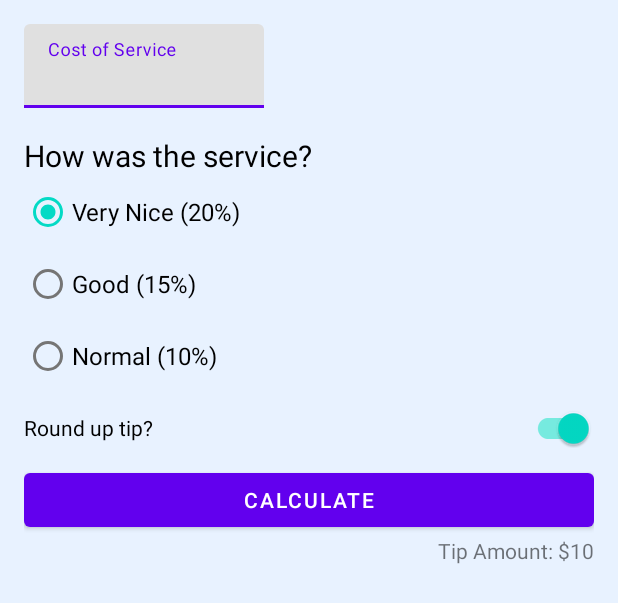
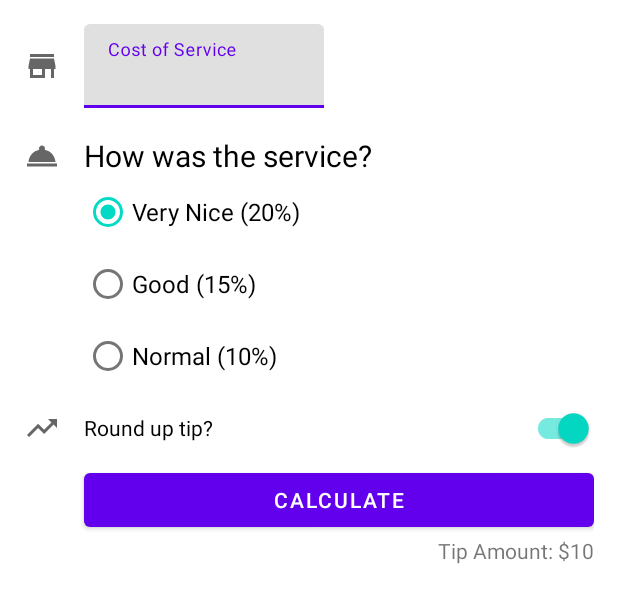
Before and after one commit to PHVC/TipTime, an Android app: the layout activity_main.xml on its own in the app's theme, with its tools: preview values and no code run, on a phone screen of 412 x 824 dp. Shown: the top 603 px of the screen. Run offline under Robolectric (Android 15) with nearby library versions, the phone set to English and light mode, and no system bars.

Commit message:
Add some imagens to 'Cost service', 'Service' and 'Round up'

```diff
--- a/app/build.gradle
+++ b/app/build.gradle
@@ -17,6 +17,8 @@ android {
         targetSdkVersion 30
         versionCode 1
         versionName "1.0"
+
+        vectorDrawables.useSupportLibrary = true
 
         testInstrumentationRunner "androidx.test.runner.AndroidJUnitRunner"
     }
--- /dev/null
+++ b/app/src/main/res/drawable/ic_baseline_room_service_24.xml
@@ -0,0 +1,10 @@
+<vector xmlns:android="http://schemas.android.com/apk/res/android"
+    android:width="24dp"
+    android:height="24dp"
+    android:viewportWidth="24"
+    android:viewportHeight="24"
+    android:tint="?attr/colorControlNormal">
+  <path
+      android:fillColor="@android:color/white"
+      android:pathData="M2,17h20v2L2,19zM13.84,7.79c0.1,-0.24 0.16,-0.51 0.16,-0.79 0,-1.1 -0.9,-2 -2,-2s-2,0.9 -2,2c0,0.28 0.06,0.55 0.16,0.79C6.25,8.6 3.27,11.93 3,16h18c-0.27,-4.07 -3.25,-7.4 -7.16,-8.21z"/>
+</vector>
--- /dev/null
+++ b/app/src/main/res/drawable/ic_baseline_store_24.xml
@@ -0,0 +1,10 @@
+<vector xmlns:android="http://schemas.android.com/apk/res/android"
+    android:width="24dp"
+    android:height="24dp"
+    android:viewportWidth="24"
+    android:viewportHeight="24"
+    android:tint="?attr/colorControlNormal">
+  <path
+      android:fillColor="@android:color/white"
+      android:pathData="M20,4L4,4v2h16L20,4zM21,14v-2l-1,-5L4,7l-1,5v2h1v6h10v-6h4v6h2v-6h1zM12,18L6,18v-4h6v4z"/>
+</vector>
--- /dev/null
+++ b/app/src/main/res/drawable/ic_baseline_trending_up_24.xml
@@ -0,0 +1,10 @@
+<vector xmlns:android="http://schemas.android.com/apk/res/android"
+    android:width="24dp"
+    android:height="24dp"
+    android:viewportWidth="24"
+    android:viewportHeight="24"
+    android:tint="?attr/colorControlNormal">
+  <path
+      android:fillColor="@android:color/white"
+      android:pathData="M16,6l2.29,2.29 -4.88,4.88 -4,-4L2,16.59 3.41,18l6,-6 4,4 6.3,-6.29L22,12V6z"/>
+</vector>
--- a/app/src/main/res/layout/activity_main.xml
+++ b/app/src/main/res/layout/activity_main.xml
@@ -4,17 +4,28 @@
     xmlns:tools="http://schemas.android.com/tools"
     android:layout_width="match_parent"
     android:layout_height="match_parent"
-    android:background="#e8f2ff"
+    android:background="#ffffff"
     android:padding="16dp"
     tools:context=".MainActivity">
+
+    <ImageView
+        android:id="@+id/icon_cost_of_service"
+        android:layout_width="wrap_content"
+        android:layout_height="wrap_content"
+        android:importantForAccessibility="no"
+        app:layout_constraintBottom_toBottomOf="@id/cost_of_service"
+        app:layout_constraintStart_toStartOf="parent"
+        app:layout_constraintTop_toTopOf="@id/cost_of_service"
+        app:srcCompat="@drawable/ic_baseline_store_24" />
 
     <com.google.android.material.textfield.TextInputLayout
         android:id="@+id/cost_of_service"
         android:layout_width="160dp"
         android:layout_height="wrap_content"
         android:hint="@string/cost_of_service"
+        android:layout_marginStart="16dp"
         android:inputType="numberDecimal"
-        app:layout_constraintStart_toStartOf="parent"
+        app:layout_constraintStart_toEndOf="@id/icon_cost_of_service"
         app:layout_constraintTop_toTopOf="parent">
 
         <com.google.android.material.textfield.TextInputEditText
@@ -25,24 +36,35 @@
 
     </com.google.android.material.textfield.TextInputLayout>
 
+    <ImageView
+        android:id="@+id/icon_service_question"
+        android:layout_width="wrap_content"
+        android:layout_height="wrap_content"
+        android:importantForAccessibility="no"
+        app:layout_constraintBottom_toBottomOf="@id/service_question"
+        app:layout_constraintStart_toStartOf="parent"
+        app:layout_constraintTop_toTopOf="@id/service_question"
+        app:srcCompat="@drawable/ic_baseline_room_service_24" />
+
     <TextView
         android:id="@+id/service_question"
         android:layout_width="wrap_content"
         android:layout_height="wrap_content"
         android:layout_marginTop="18dp"
+        android:layout_marginStart="16dp"
         android:text="@string/how_was_the_service"
         android:textColor="@color/black"
         android:textSize="20sp"
-        app:layout_constraintStart_toStartOf="parent"
+        app:layout_constraintStart_toEndOf="@id/icon_cost_of_service"
         app:layout_constraintTop_toBottomOf="@id/cost_of_service" />
 
     <RadioGroup
         android:id="@+id/tip_options"
-        android:layout_width="match_parent"
+        android:layout_width="wrap_content"
         android:layout_height="wrap_content"
         android:checkedButton="@id/very_nice_radio_button"
         android:orientation="vertical"
-        app:layout_constraintStart_toStartOf="parent"
+        app:layout_constraintStart_toStartOf="@id/service_question"
         app:layout_constraintTop_toBottomOf="@id/service_question">
 
         <RadioButton
@@ -74,6 +96,16 @@
 
     </RadioGroup>
 
+    <ImageView
+        android:id="@+id/icon_round_up_switch"
+        android:layout_width="wrap_content"
+        android:layout_height="wrap_content"
+        android:importantForAccessibility="no"
+        app:layout_constraintBottom_toBottomOf="@id/round_up_switch"
+        app:layout_constraintStart_toStartOf="parent"
+        app:layout_constraintTop_toTopOf="@id/round_up_switch"
+        app:srcCompat="@drawable/ic_baseline_trending_up_24" />
+
     <com.google.android.material.switchmaterial.SwitchMaterial
         android:id="@+id/round_up_switch"
         android:layout_width="0dp"
@@ -81,7 +113,8 @@
         android:checked="true"
         android:text="@string/round_up_tip"
         app:layout_constraintEnd_toEndOf="parent"
-        app:layout_constraintStart_toStartOf="parent"
+        android:layout_marginStart="16dp"
+        app:layout_constraintStart_toEndOf="@id/icon_round_up_switch"
         app:layout_constraintTop_toBottomOf="@id/tip_options"
         tools:ignore="UseSwitchCompatOrMaterialXml" />
 
@@ -91,7 +124,7 @@
         android:layout_height="wrap_content"
         android:text="@string/calculate"
         app:layout_constraintEnd_toEndOf="parent"
-        app:layout_constraintStart_toStartOf="parent"
+        app:layout_constraintStart_toStartOf="@id/round_up_switch"
         app:layout_constraintTop_toBottomOf="@id/round_up_switch" />
 
     <TextView
```
